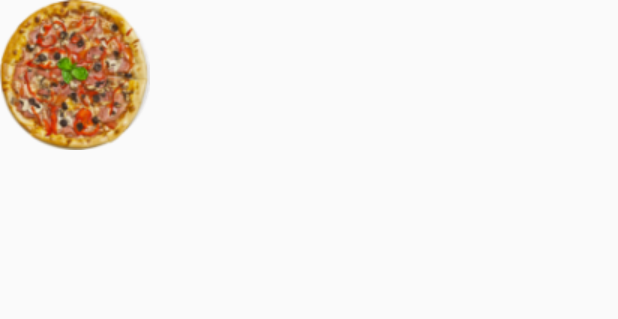
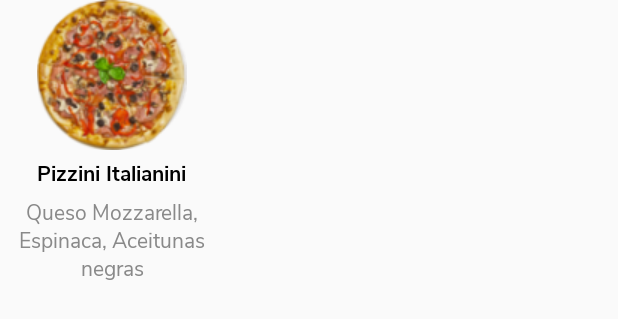
Before and after one commit to Estoico96/GuianicaApp, an Android app: the layout view_featured_networks.xml on its own in the app's theme, with its tools: preview values and no code run, on a phone screen of 412 x 824 dp. Shown: the top 319 px of the screen. Run offline under Robolectric (Android 15) with nearby library versions, the light colour scheme and no system bars.

Commit message:
respaldo 150319

```diff
--- a/app/src/main/java/com/ninjabyte/guianica/adapters/OfferHomefragmentAdapter.java
+++ b/app/src/main/java/com/ninjabyte/guianica/adapters/OfferAdapter.java
@@ -19,14 +19,14 @@ import com.ninjabyte.guianica.model.Offer;
 
 import java.util.ArrayList;
 
-public class OfferHomefragmentAdapter extends RecyclerView.Adapter<OfferHomefragmentAdapter.OfferHolder> {
+public class OfferAdapter extends RecyclerView.Adapter<OfferAdapter.OfferHolder> {
 
     private Context context;
     private LayoutInflater layoutInflater;
     private ArrayList<Offer> arrayOffers;
 
 
-    public OfferHomefragmentAdapter(Context context, ArrayList<Offer> arrayOffers) {
+    public OfferAdapter(Context context, ArrayList<Offer> arrayOffers) {
         this.context = context;
         layoutInflater = LayoutInflater.from(context);
         this.arrayOffers = arrayOffers;
--- a/app/src/main/res/layout/view_featured_networks.xml
+++ b/app/src/main/res/layout/view_featured_networks.xml
@@ -1,14 +1,40 @@
 <?xml version="1.0" encoding="utf-8"?>
-<RelativeLayout
-    xmlns:android="http://schemas.android.com/apk/res/android"
-    android:layout_width="match_parent"
-    android:layout_height="match_parent">
+<RelativeLayout xmlns:android="http://schemas.android.com/apk/res/android"
+    android:layout_width="wrap_content"
+    android:layout_height="wrap_content">
 
     <ImageView
+        android:id="@+id/image_product_featured_networks"
         android:layout_width="100dp"
         android:layout_height="100dp"
-        android:src="@drawable/lorem_product"/>
+        android:layout_centerHorizontal="true"
+        android:contentDescription="@string/app_name"
+        android:src="@drawable/lorem_product" />
 
+    <TextView
+        android:id="@+id/name_product_featured_networks"
+        android:layout_width="wrap_content"
+        android:layout_height="wrap_content"
+        android:layout_below="@+id/image_product_featured_networks"
+        android:layout_marginTop="5dp"
+        android:layout_centerHorizontal="true"
+        android:fontFamily="@font/nunito_sans_bold"
+        android:text="Pizzini Italianini"
+        android:textColor="@color/colorPrimaryText"
+        android:textSize="14sp" />
 
+    <TextView
+        android:layout_width="wrap_content"
+        android:layout_height="wrap_content"
+        android:maxLines="4"
+        android:ellipsize="end"
+        android:layout_below="@+id/name_product_featured_networks"
+        android:layout_marginTop="5dp"
+        android:gravity="center"
+        android:ems="8"
+        android:fontFamily="@font/nunito_sans"
+        android:text="Queso Mozzarella, Espinaca, Aceitunas negras"
+        android:textColor="@color/colorSecondaryText"
+        android:textSize="14sp" />
 
 </RelativeLayout>
```
Also changed, not shown: app/src/main/java/com/ninjabyte/guianica/adapters/GalleryAdapter.java (added, +73 -0 lines), app/src/main/java/com/ninjabyte/guianica/adapters/ResultAdapter.java (+6 -3 lines), app/src/main/java/com/ninjabyte/guianica/fragment_bottom_sheet_dialog_profile_ativity.java (added, +56 -0 lines), app/src/main/java/com/ninjabyte/guianica/main/HomeFragment.java (+4 -5 lines), app/src/main/java/com/ninjabyte/guianica/main/ProfileActivity.java (+112 -5 lines), app/src/main/res/layout/activity_profile.xml (+18 -18 lines), app/src/main/res/layout/fragment_fragment_bottom_sheet_dialog_profile_ativity.xml (added, +23 -0 lines), app/src/main/res/layout/view_gallery_profile_activity.xml (added, +20 -0 lines), app/src/main/res/drawable/lorem_gallery_image.jpg (added).
